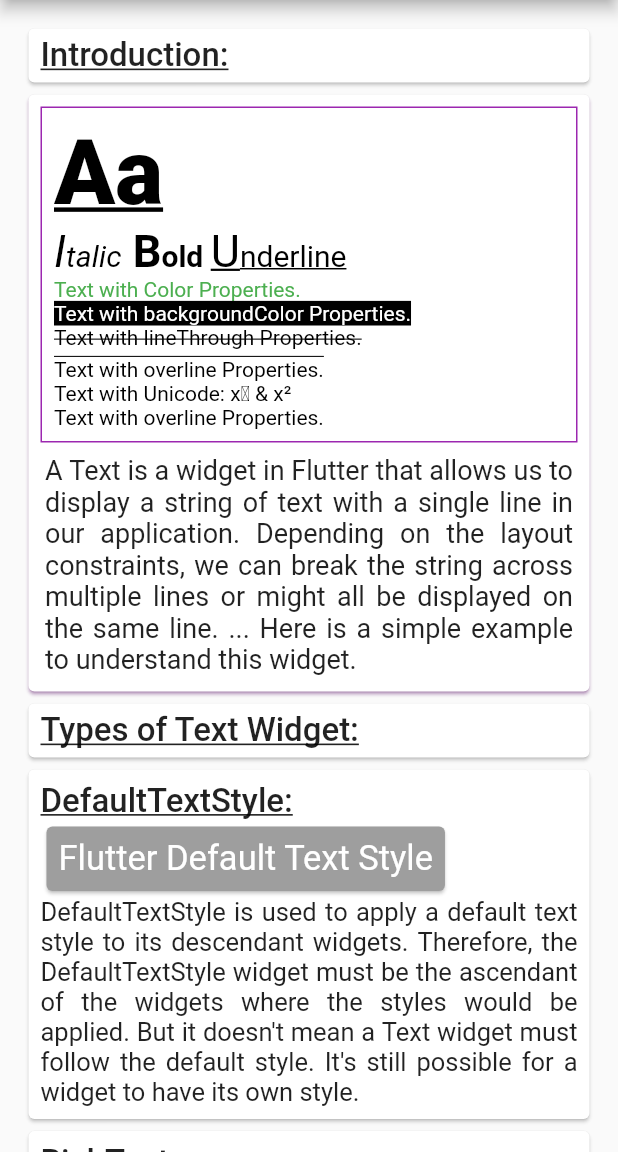
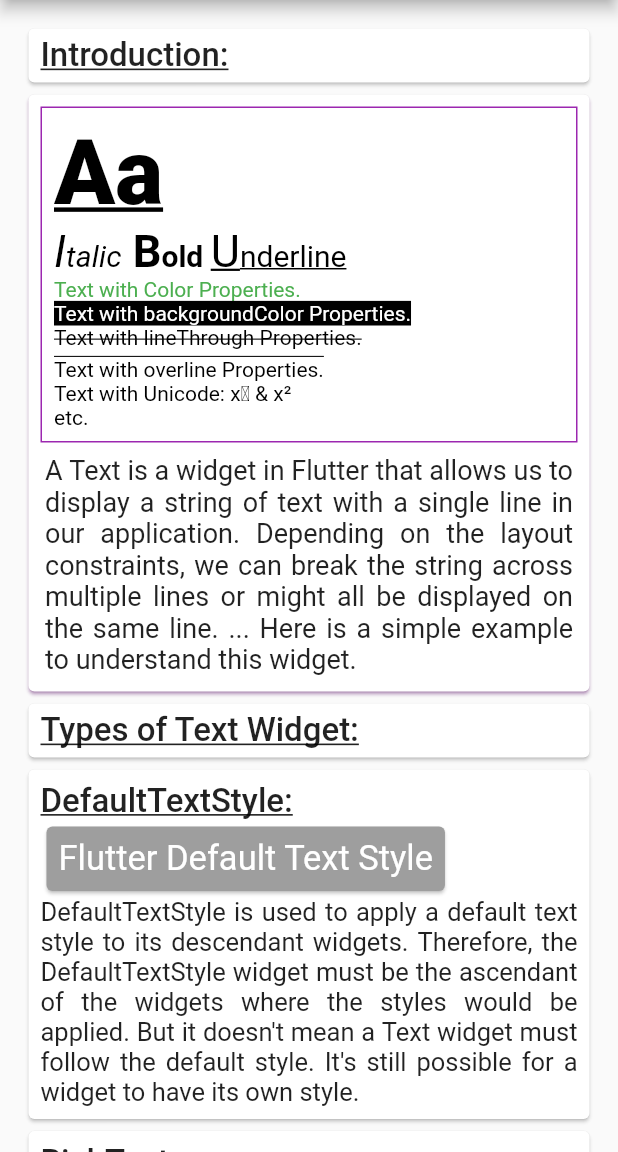
Before and after one commit to Keshab-Bahadur-Sunari/flutter_pra, a Flutter app: the screen it shows after launch, in the side drawer, after a tap on "Text Widget", on a phone screen of 412 x 824 dp, the part 84-1236 px from its top. Run offline on Flutter 3.47's test engine with Material 2 defaults, Android fonts, the phone set to English and light mode, and no system bars; Roboto replaces fonts that are missing (Times New Roman).

Commit message:
text correction

```diff
--- a/lib/pages/text.dart
+++ b/lib/pages/text.dart
@@ -172,7 +172,7 @@ class _TextWidgetsState extends State<TextWidgets> {
                                     ),
                                   ),
                                   Text(
-                                    'Text with overline Properties.',
+                                    'etc.',
                                     style: TextStyle(
                                       fontFamily: "Times New Roman",
                                       color: Colors.black,
```
